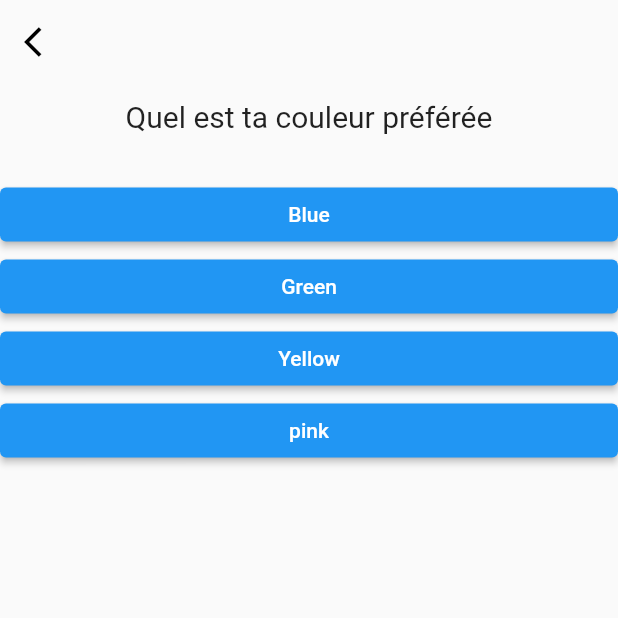
After one commit to Manouz/aaea, a Flutter app: the QWIZ screen opened directly, on a phone screen of 412 x 824 dp, the top half of it. The commit adds this screen. Run offline on Flutter 3.47's test engine with Material 2 defaults, Android fonts, the light colour scheme and no system bars; our stand-ins replace audioplayers, google_fonts; Roboto replaces fonts that are missing (Kurale).

Commit message:
commit du 19 mai

```diff
--- a/lib/MAI/Models/questions.dart
+++ b/lib/MAI/Models/questions.dart
@@ -2,14 +2,18 @@ import 'package:flutter/material.dart';
 import 'package:google_fonts/google_fonts.dart';
 
 class Questionn extends StatelessWidget {
-   const Questionn(this.questionText);
+  Questionn(this.questionText);
   final String questionText;
   @override
   Widget build(BuildContext context) {
     return Container(
-      margin:const EdgeInsets.all(10),
+      margin: EdgeInsets.all(10),
       width: double.infinity,
-      child: Text(questionText,style: GoogleFonts.kurale(fontSize:5),textAlign: TextAlign.center,),
+      child: Text(
+        questionText,
+        style: GoogleFonts.kurale(fontSize: 20),
+        textAlign: TextAlign.center,
+      ),
     );
   }
 }
--- /dev/null
+++ b/lib/MAI/Models/quiz.dart
@@ -0,0 +1,28 @@
+import 'package:aaea/MAI/Models/answer.dart';
+import 'package:aaea/MAI/Models/questions.dart';
+import 'package:flutter/material.dart';
+
+class Q extends StatelessWidget {
+  List<Map<String, Object>> questions;
+  final int qi;
+  final Function answerQuestion;
+  Q({required this.questions, required this.qi, required this.answerQuestion});
+
+  @override
+  Widget build(BuildContext context) {
+    return Column(
+      //ici nous avons une liste de widget
+      children: [
+        Questionn(questions[qi]['questionText'] as String),
+        SizedBox(height: 20),
+        //On veut transformer la liste en quelque chose de simple
+        //La méthohe map exécute une fonction qui recois un parametre et sera exécuté pour tous les elmts de la liste questions
+        ...(questions[qi]['answers'] as List<Map<String, Object>>)
+            .map((answer) {
+          return Answer(
+              () => answerQuestion(answer['Score']), answer['text'] as String);
+        }).toList()
+      ],
+    );
+  }
+}
--- a/lib/MAI/Vue/home.dart
+++ b/lib/MAI/Vue/home.dart
@@ -1,12 +1,9 @@
-//import 'package:aaea/quiz/controleur.dart';
-
-
+import 'package:aaea/MAI/Models/quiz.dart';
+import 'package:aaea/MAI/Models/result.dart';
 import 'package:flutter/material.dart';
-import '../Models/answer.dart';
-import '../Models/questions.dart';
 
 class QWIZ extends StatefulWidget {
-   QWIZ({super.key});
+  QWIZ({super.key});
 
   @override
   State<StatefulWidget> createState() {
@@ -17,27 +14,53 @@ class QWIZ extends StatefulWidget {
 }
 
 class QWIZState extends State<QWIZ> {
-  var qi = 1;
-  List<Map<String,Object>> questions = [
+  var _totalScore = 0;
+  var _qi = 0;
+
+  void _resetQuiz() {
+    setState(() {
+      var _totalScore = 0;
+      var _qi = 0;
+    });
+  }
+
+  final List<Map<String, Object>> _questions = [
     {
-      'questionText':'Quel est ta couleur préférée',
-      'answers':["Blue","Green","Yellow","pink"]
+      'questionText': 'Quel est ta couleur préférée',
+      'answers': [
+        {"text": "Blue", "Score": 10},
+        {"text": "Green", "Score": 10},
+        {"text": "Yellow", "Score": 10},
+        {"text": "pink", "Score": 10}
+      ]
     },
     {
-      'questionText':"Quels sont les temps verbaux",
-      'answers':["présent","Passé","Future","L'Imparfais"]
+      'questionText': "Quels sont les temps verbaux",
+      'answers': [
+        {"text": "présent", "Score": 10},
+        {"text": "Passé", "Score": 10},
+        {"text": "Future", "Score": 10},
+        {"text": "L'Imparfais", "Score": 10}
+      ]
     },
     {
-      'questionText':"Comment se nomme l'homme le plus petit du monde ? ",
-      'answers':["yiyi","Moli","Future","pink"]
+      'questionText': "Comment se nomme l'homme le plus petit du monde ? ",
+      'answers': [
+        {"text": "yiyi", "Score": 10},
+        {"text": "Moli", "Score": 10},
+        {"text": "Future", "Score": 10},
+        {"text": "pink", "Score": 10}
+      ]
     },
   ];
-  answerQuestion() {
+
+  void _answerQuestion(int score) {
+    _totalScore = _totalScore + score;
     setState(() {
-      qi = qi + 1;
+      _qi = _qi + 1;
     });
     //print(qi);
-     if (qi < questions.length) {
+    if (_qi < _questions.length) {
       print('We have more questions!');
     } else {
       print('No more questions!');
@@ -47,19 +70,28 @@ class QWIZState extends State<QWIZ> {
   @override
   Widget build(BuildContext context) {
     return Scaffold(
-      appBar: AppBar(),
-      body: qi<questions.length ?
-       Column(
-        //ici nous avons une liste de widget
-        children: [
-          Questionn((questions[qi]['questionTest'])as String),
-          //On veut transformer la liste en quelque chose de simple
-          //La méthohe map exécute une fonction qui recois un parametre et sera exécuté pour tous les elmts de la liste questions
-          ...(questions[qi]['answers']as List<String>).map((answer) {
-            return Answer(answerQuestion,answer);
-          }).toList()
-        ],
-      ):Center(child: Text("TU VOIS?"),)
-    );
+        appBar: AppBar(
+          backgroundColor: Colors.transparent,
+          elevation: 0,
+          leading: IconButton(
+            icon: Icon(
+              Icons.arrow_back_ios,
+              color: Colors.black,
+            ),
+            onPressed: () {
+              Navigator.pop(context);
+            },
+          ),
+        ),
+        body: _qi < _questions.length
+            ? Q(
+                questions: _questions,
+                answerQuestion: _answerQuestion,
+                qi: _qi,
+              )
+            : Result(
+                resultScore: _totalScore,
+                reset: _resetQuiz,
+              ));
   }
 }
```
Also changed, not shown: lib/MAI/Models/result.dart (added, +38 -0 lines), lib/main.dart (+9 -135 lines), pubspec.lock, 7 other files.
